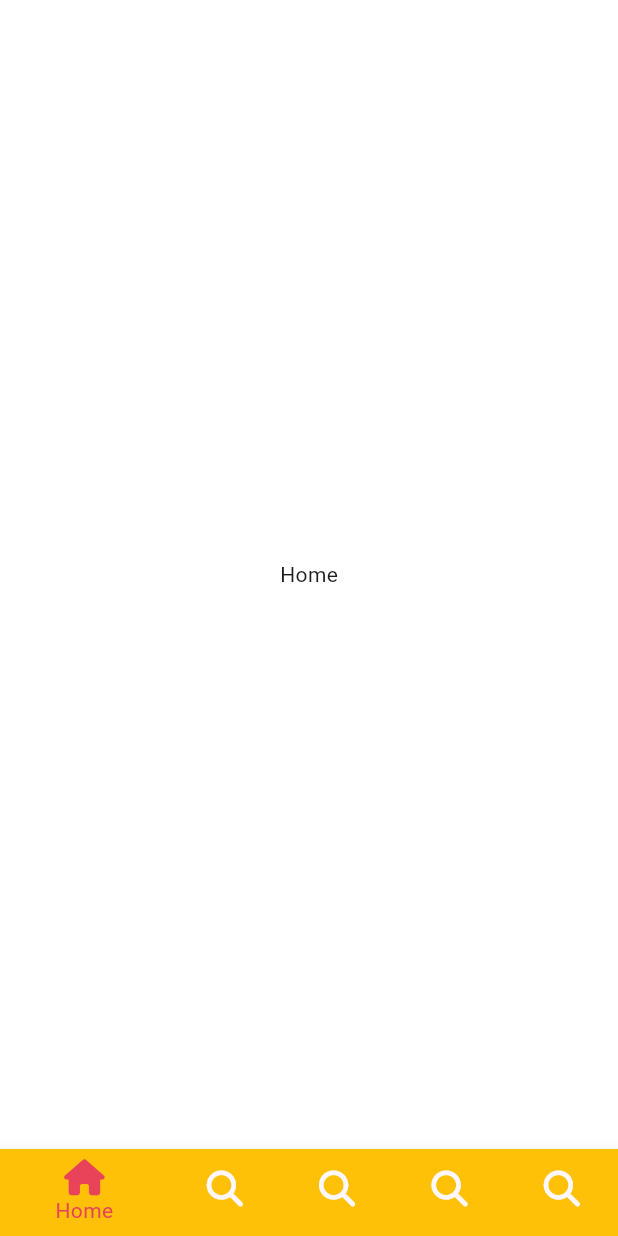
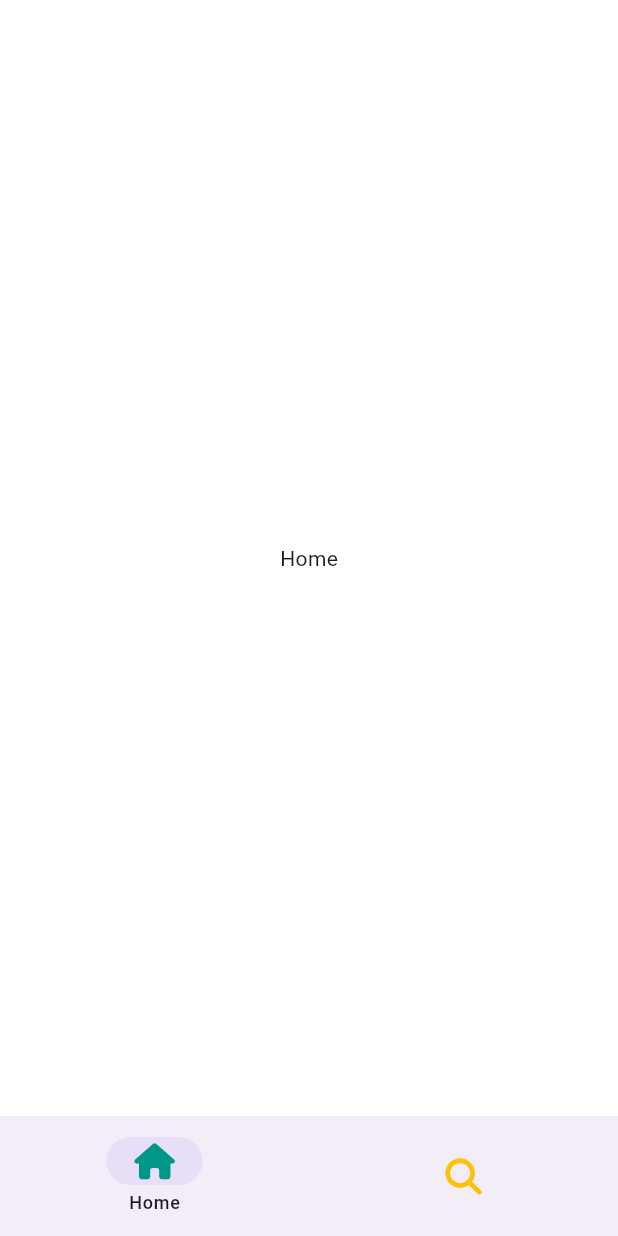
Before and after one commit to jon890/tiktok_clone, a Flutter app: the screen it shows after launch, on a phone screen of 412 x 824 dp. Run offline on Flutter 3.47's test engine with Material 2 defaults, Android fonts, the phone set to English and light mode, and no system bars; our stand-ins replace font_awesome_flutter.

Commit message:
:lipstick: Material Design 3 - NavigationBar

```diff
--- a/lib/features/main_navigation/main_navigation_screen.dart
+++ b/lib/features/main_navigation/main_navigation_screen.dart
@@ -28,36 +28,22 @@ class _MainNavigationScreenState extends State<MainNavigationScreen> {
   @override
   Widget build(BuildContext context) {
     return Scaffold(
-      body: screens[_selectedIndex],
-      bottomNavigationBar: BottomNavigationBar(
-        type: BottomNavigationBarType.shifting,
-        onTap: _onTap,
-        currentIndex: _selectedIndex,
-        selectedItemColor: Theme.of(context).primaryColor,
-        items: const [
-          BottomNavigationBarItem(
-              icon: FaIcon(FontAwesomeIcons.house),
+        body: screens[_selectedIndex],
+        bottomNavigationBar: NavigationBar(
+          selectedIndex: _selectedIndex,
+          onDestinationSelected: _onTap,
+          labelBehavior: NavigationDestinationLabelBehavior.onlyShowSelected,
+          destinations: [
+            NavigationDestination(
+              icon: FaIcon(FontAwesomeIcons.house, color: Colors.teal),
               label: "Home",
-              tooltip: "What are you?",
-              backgroundColor: Colors.amber),
-          BottomNavigationBarItem(
-              icon: FaIcon(FontAwesomeIcons.magnifyingGlass),
+            ),
+            NavigationDestination(
+              icon:
+                  FaIcon(FontAwesomeIcons.magnifyingGlass, color: Colors.amber),
               label: "Search",
-              tooltip: "What are you?"),
-          BottomNavigationBarItem(
-              icon: FaIcon(FontAwesomeIcons.magnifyingGlass),
-              label: "Search",
-              tooltip: "What are you?"),
-          BottomNavigationBarItem(
-              icon: FaIcon(FontAwesomeIcons.magnifyingGlass),
-              label: "Search",
-              tooltip: "What are you?"),
-          BottomNavigationBarItem(
-              icon: FaIcon(FontAwesomeIcons.magnifyingGlass),
-              label: "Search",
-              tooltip: "What are you?")
-        ],
-      ),
-    );
+            ),
+          ],
+        ));
   }
 }
```
